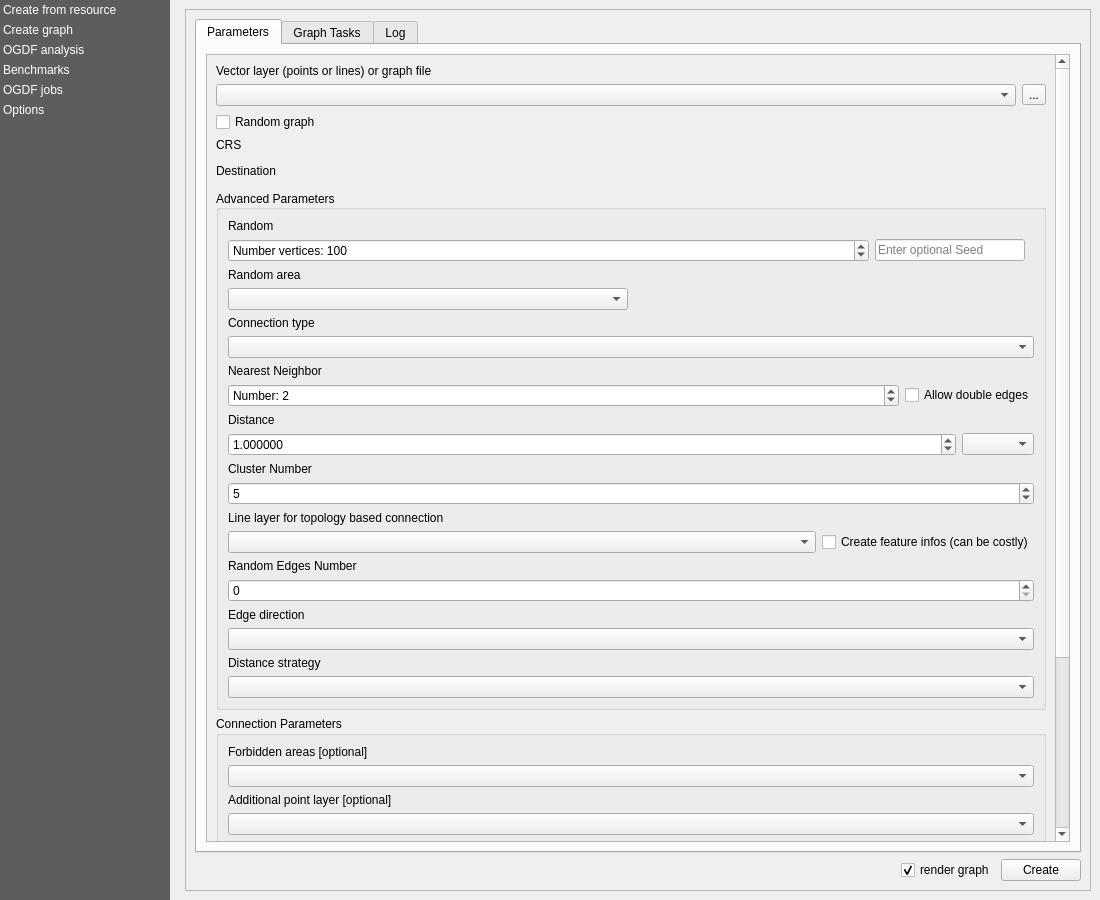
Before: the Qt Designer form views/PluginDialog.ui in S-P-A-N-N-E-R-S/Frontend, drawn with Qt 5.
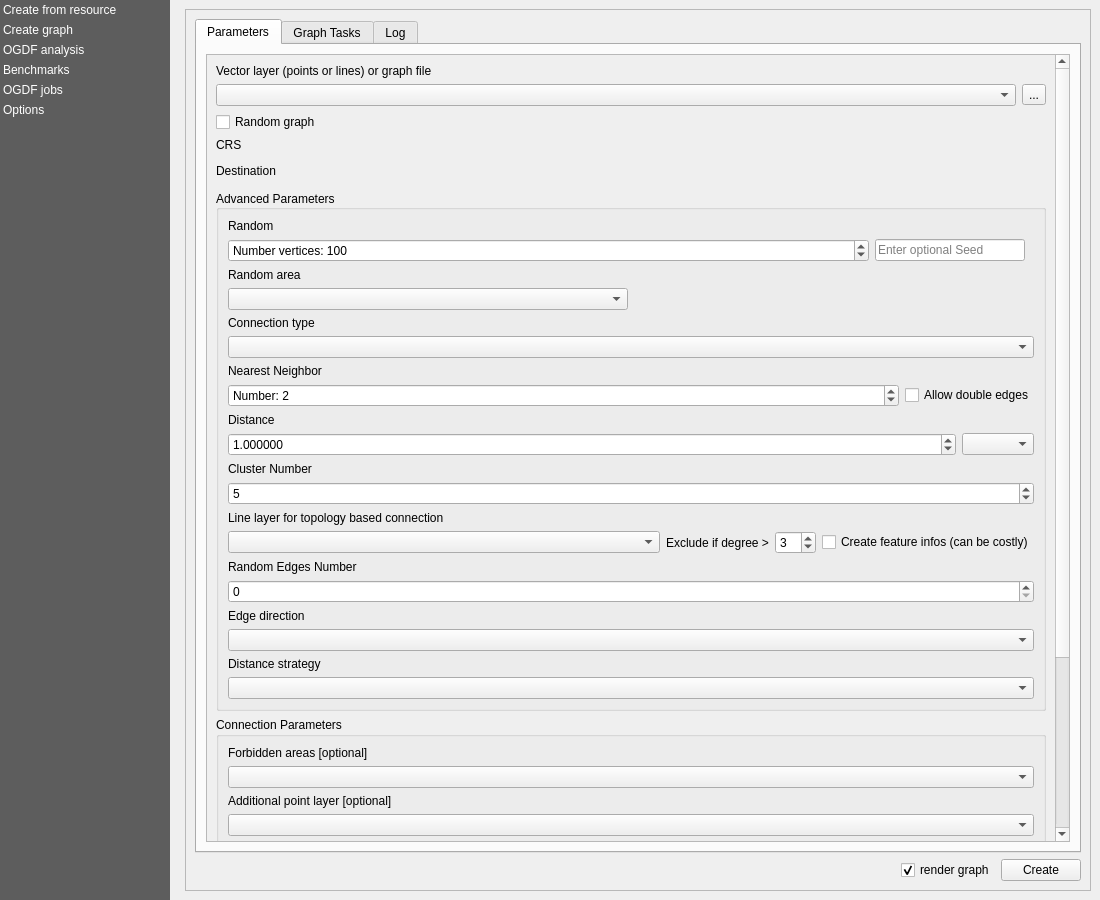
After: the same form once the commit is applied. Icons and pictures are not drawn. Custom widgets are drawn as their Qt base class.

What changed in the file:
```diff
--- a/views/PluginDialog.ui
+++ b/views/PluginDialog.ui
@@ -805,6 +805,23 @@
                                    </property>
                                   </widget>
                                  </item>
+                                 <item>
+                                  <widget class="QLabel" name="label_6">
+                                   <property name="text">
+                                    <string>Exclude if degree &gt;</string>
+                                   </property>
+                                  </widget>
+                                 </item>
+                                 <item>
+                                  <widget class="QSpinBox" name="create_graph_excludethreshold_input">
+                                   <property name="suffix">
+                                    <string/>
+                                   </property>
+                                   <property name="value">
+                                    <number>3</number>
+                                   </property>
+                                  </widget>
+                                 </item>
                                  <item>
                                   <widget class="QCheckBox" name="create_graph_createinfos_checkbox">
                                    <property name="text">
```
Left out of the diff: 4 changed lines with no effect on the pictures.
